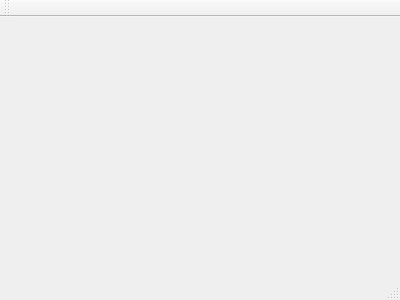
This is mainwindow.ui in GodfreyII/caclulator as Qt 5 draws it before an edit. The edited form follows.
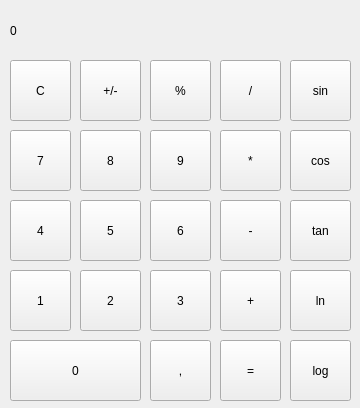
This is the edited form.

The edit to the form file:
```diff
--- a/mainwindow.ui
+++ b/mainwindow.ui
@@ -1,24 +1,346 @@
 <ui version="4.0">
  <class>MainWindow</class>
- <widget class="QMainWindow" name="MainWindow" >
-  <property name="geometry" >
+ <widget class="QMainWindow" name="MainWindow">
+  <property name="geometry">
    <rect>
     <x>0</x>
     <y>0</y>
-    <width>400</width>
-    <height>300</height>
+    <width>360</width>
+    <height>408</height>
    </rect>
   </property>
   <property name="windowTitle" >
    <string>MainWindow</string>
   </property>
-  <widget class="QMenuBar" name="menuBar" />
-  <widget class="QToolBar" name="mainToolBar" />
-  <widget class="QWidget" name="centralWidget" />
-  <widget class="QStatusBar" name="statusBar" />
+  <widget class="QWidget" name="centralWidget">
+   <widget class="QLabel" name="label">
+    <property name="geometry">
+     <rect>
+      <x>10</x>
+      <y>0</y>
+      <width>241</width>
+      <height>61</height>
+     </rect>
+    </property>
+    <property name="text">
+     <string>0</string>
+    </property>
+   </widget>
+   <widget class="QPushButton" name="pushButton">
+    <property name="geometry">
+     <rect>
+      <x>10</x>
+      <y>60</y>
+      <width>61</width>
+      <height>61</height>
+     </rect>
+    </property>
+    <property name="text">
+     <string>C</string>
+    </property>
+   </widget>
+   <widget class="QPushButton" name="pushButton_2">
+    <property name="geometry">
+     <rect>
+      <x>80</x>
+      <y>60</y>
+      <width>61</width>
+      <height>61</height>
+     </rect>
+    </property>
+    <property name="text">
+     <string>+/-</string>
+    </property>
+   </widget>
+   <widget class="QPushButton" name="pushButton_3">
+    <property name="geometry">
+     <rect>
+      <x>150</x>
+      <y>60</y>
+      <width>61</width>
+      <height>61</height>
+     </rect>
+    </property>
+    <property name="text">
+     <string>%</string>
+    </property>
+   </widget>
+   <widget class="QPushButton" name="pushButton_4">
+    <property name="geometry">
+     <rect>
+      <x>220</x>
+      <y>60</y>
+      <width>61</width>
+      <height>61</height>
+     </rect>
+    </property>
+    <property name="text">
+     <string>/</string>
+    </property>
+   </widget>
+   <widget class="QPushButton" name="pushButton_5">
+    <property name="geometry">
+     <rect>
+      <x>220</x>
+      <y>130</y>
+      <width>61</width>
+      <height>61</height>
+     </rect>
+    </property>
+    <property name="text">
+     <string>*</string>
+    </property>
+   </widget>
+   <widget class="QPushButton" name="pushButton_6">
+    <property name="geometry">
+     <rect>
+      <x>150</x>
+      <y>130</y>
+      <width>61</width>
+      <height>61</height>
+     </rect>
+    </property>
+    <property name="text">
+     <string>9</string>
+    </property>
+   </widget>
+   <widget class="QPushButton" name="pushButton_7">
+    <property name="geometry">
+     <rect>
+      <x>80</x>
+      <y>130</y>
+      <width>61</width>
+      <height>61</height>
+     </rect>
+    </property>
+    <property name="text">
+     <string>8</string>
+    </property>
+   </widget>
+   <widget class="QPushButton" name="pushButton_8">
+    <property name="geometry">
+     <rect>
+      <x>10</x>
+      <y>130</y>
+      <width>61</width>
+      <height>61</height>
+     </rect>
+    </property>
+    <property name="text">
+     <string>7</string>
+    </property>
+   </widget>
+   <widget class="QPushButton" name="pushButton_9">
+    <property name="geometry">
+     <rect>
+      <x>10</x>
+      <y>200</y>
+      <width>61</width>
+      <height>61</height>
+     </rect>
+    </property>
+    <property name="text">
+     <string>4</string>
+    </property>
+   </widget>
+   <widget class="QPushButton" name="pushButton_10">
+    <property name="geometry">
+     <rect>
+      <x>150</x>
+      <y>200</y>
+      <width>61</width>
+      <height>61</height>
+     </rect>
+    </property>
+    <property name="text">
+     <string>6</string>
+    </property>
+   </widget>
+   <widget class="QPushButton" name="pushButton_11">
+    <property name="geometry">
+     <rect>
+      <x>220</x>
+      <y>200</y>
+      <width>61</width>
+      <height>61</height>
+     </rect>
+    </property>
+    <property name="text">
+     <string>-</string>
+    </property>
+   </widget>
+   <widget class="QPushButton" name="pushButton_12">
+    <property name="geometry">
+     <rect>
+      <x>80</x>
+      <y>200</y>
+      <width>61</width>
+      <height>61</height>
+     </rect>
+    </property>
+    <property name="text">
+     <string>5</string>
+    </property>
+   </widget>
+   <widget class="QPushButton" name="pushButton_13">
+    <property name="geometry">
+     <rect>
+      <x>10</x>
+      <y>270</y>
+      <width>61</width>
+      <height>61</height>
+     </rect>
+    </property>
+    <property name="text">
+     <string>1</string>
+    </property>
+   </widget>
+   <widget class="QPushButton" name="pushButton_14">
+    <property name="geometry">
+     <rect>
+      <x>150</x>
+      <y>270</y>
+      <width>61</width>
+      <height>61</height>
+     </rect>
+    </property>
+    <property name="text">
+     <string>3</string>
+    </property>
+   </widget>
+   <widget class="QPushButton" name="pushButton_15">
+    <property name="geometry">
+     <rect>
+      <x>220</x>
+      <y>270</y>
+      <width>61</width>
+      <height>61</height>
+     </rect>
+    </property>
+    <property name="text">
+     <string>+</string>
+    </property>
+   </widget>
+   <widget class="QPushButton" name="pushButton_16">
+    <property name="geometry">
+     <rect>
+      <x>80</x>
+      <y>270</y>
+      <width>61</width>
+      <height>61</height>
+     </rect>
+    </property>
+    <property name="text">
+     <string>2</string>
+    </property>
+   </widget>
+   <widget class="QPushButton" name="pushButton_17">
+    <property name="geometry">
+     <rect>
+      <x>220</x>
+      <y>340</y>
+      <width>61</width>
+      <height>61</height>
+     </rect>
+    </property>
+    <property name="text">
+     <string>=</string>
+    </property>
+   </widget>
+   <widget class="QPushButton" name="pushButton_19">
+    <property name="geometry">
+     <rect>
+      <x>10</x>
+      <y>340</y>
+      <width>131</width>
+      <height>61</height>
+     </rect>
+    </property>
+    <property name="text">
+     <string>0</string>
+    </property>
+   </widget>
+   <widget class="QPushButton" name="pushButton_20">
+    <property name="geometry">
+     <rect>
+      <x>150</x>
+      <y>340</y>
+      <width>61</width>
+      <height>61</height>
+     </rect>
+    </property>
+    <property name="text">
+     <string>,</string>
+    </property>
+   </widget>
+   <widget class="QPushButton" name="pushButton_18">
+    <property name="geometry">
+     <rect>
+      <x>290</x>
+      <y>200</y>
+      <width>61</width>
+      <height>61</height>
+     </rect>
+    </property>
+    <property name="text">
+     <string>tan</string>
+    </property>
+   </widget>
+   <widget class="QPushButton" name="pushButton_21">
+    <property name="geometry">
+     <rect>
+      <x>290</x>
+      <y>270</y>
+      <width>61</width>
+      <height>61</height>
+     </rect>
+    </property>
+    <property name="text">
+     <string>ln</string>
+    </property>
+   </widget>
+   <widget class="QPushButton" name="pushButton_22">
+    <property name="geometry">
+     <rect>
+      <x>290</x>
+      <y>60</y>
+      <width>61</width>
+      <height>61</height>
+     </rect>
+    </property>
+    <property name="text">
+     <string>sin</string>
+    </property>
+   </widget>
+   <widget class="QPushButton" name="pushButton_23">
+    <property name="geometry">
+     <rect>
+      <x>290</x>
+      <y>130</y>
+      <width>61</width>
+      <height>61</height>
+     </rect>
+    </property>
+    <property name="text">
+     <string>cos</string>
+    </property>
+   </widget>
+   <widget class="QPushButton" name="pushButton_24">
+    <property name="geometry">
+     <rect>
+      <x>290</x>
+      <y>340</y>
+      <width>61</width>
+      <height>61</height>
+     </rect>
+    </property>
+    <property name="text">
+     <string>log</string>
+    </property>
+   </widget>
+  </widget>
  </widget>
- <layoutDefault spacing="6" margin="11" />
- <pixmapfunction></pixmapfunction>
+ <layoutdefault spacing="6" margin="11"/>
  <resources/>
  <connections/>
 </ui>
```
Left out of the diff: 3 changed lines with no effect on the pictures.
